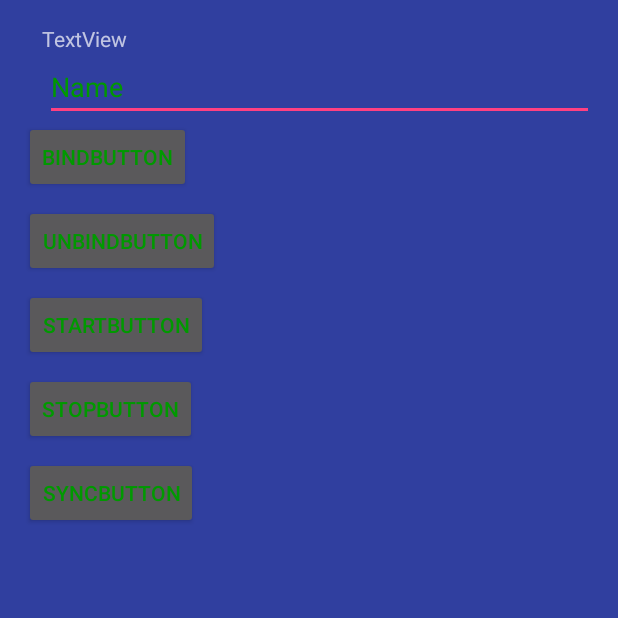
After one commit to Night-Kang/CustomProject, an Android app: the ServiceTestActivity screen opened directly, with no data from a screen before it, on a phone screen of 412 x 824 dp, the top half of it. The commit adds this screen. Run offline under Robolectric (Android 15) with nearby library versions, the phone set to English and light mode, and no system bars.

Commit message:
add something about service

```diff
--- /dev/null
+++ b/main/src/main/java/com/night/customproject/view/ServiceTestActivity.java
@@ -0,0 +1,111 @@
+package com.night.customproject.view;
+
+import android.content.ComponentName;
+import android.content.Context;
+import android.content.Intent;
+import android.content.ServiceConnection;
+import android.os.Bundle;
+import android.os.Handler;
+import android.os.IBinder;
+import android.os.Message;
+import android.support.v7.app.AppCompatActivity;
+import android.view.View;
+import android.widget.Button;
+import android.widget.EditText;
+import android.widget.TextView;
+
+import com.night.customproject.R;
+import com.night.customproject.service.TestService;
+
+public class ServiceTestActivity extends AppCompatActivity implements View.OnClickListener, ServiceConnection {
+
+    private TextView mTextView;
+    private EditText mEditView;
+
+    private Button mStartButton, mStopButton, mSyncButton, mBindButton, mUnbindButton;
+
+    private TestService.Binder bind = null;
+
+    @Override
+    protected void onCreate(Bundle savedInstanceState) {
+        super.onCreate(savedInstanceState);
+        setContentView(R.layout.activity_service_test);
+
+        mTextView = (TextView) findViewById(R.id.textView);
+        mEditView = (EditText) findViewById(R.id.editText);
+
+        mStartButton = (Button) findViewById(R.id.startButton);
+        mStartButton.setOnClickListener(this);
+
+        mStopButton = (Button) findViewById(R.id.stopButton);
+        mStopButton.setOnClickListener(this);
+
+        mBindButton = (Button) findViewById(R.id.bindButton);
+        mBindButton.setOnClickListener(this);
+
+        mUnbindButton = (Button) findViewById(R.id.unbindButon);
+        mUnbindButton.setOnClickListener(this);
+
+        mSyncButton = (Button) findViewById(R.id.syncButton);
+        mSyncButton.setOnClickListener(this);
+
+    }
+
+    @Override
+    public void onClick(View v) {
+        Intent intent = new Intent();
+        switch (v.getId()) {
+            case R.id.startButton:
+                intent.setClass(ServiceTestActivity.this, TestService.class);
+                intent.putExtra("data", mEditView.getText().toString());
+                startService(intent);
+                break;
+            case R.id.stopButton:
+                intent.setClass(ServiceTestActivity.this, TestService.class);
+                stopService(intent);
+                break;
+            case R.id.bindButton:
+                intent.setClass(ServiceTestActivity.this, TestService.class);
+                bindService(intent, this, Context.BIND_AUTO_CREATE);
+                break;
+            case R.id.unbindButon:
+                unbindService(this);
+                break;
+            case R.id.syncButton:
+                if (bind != null) {
+                    bind.setData(mEditView.getText().toString());
+                }
+                break;
+            default:
+                break;
+        }
+    }
+
+    @Override
+    public void onServiceConnected(ComponentName name, IBinder service) {
+        bind = (TestService.Binder) service;
+        bind.getService().setCallback(new TestService.Callback() {
+            @Override
+            public void onDataChange(String data) {
+                Message message = new Message();
+                Bundle bundle = new Bundle();
+                bundle.putString("data", data);
+                message.setData(bundle);
+                handler.sendMessage(message);
+            }
+        });
+    }
+
+    @Override
+    public void onServiceDisconnected(ComponentName name) {
+
+    }
+
+    private Handler handler = new Handler() {
+        @Override
+        public void handleMessage(Message msg) {
+            super.handleMessage(msg);
+            mTextView.setText(msg.getData().getString("data"));
+        }
+    };
+}
--- /dev/null
+++ b/main/src/main/res/layout/activity_service_test.xml
@@ -0,0 +1,73 @@
+<?xml version="1.0" encoding="utf-8"?>
+<RelativeLayout xmlns:android="http://schemas.android.com/apk/res/android"
+    xmlns:tools="http://schemas.android.com/tools"
+    android:id="@+id/activity_service_test"
+    android:layout_width="match_parent"
+    android:layout_height="match_parent"
+    android:background="@color/colorPrimaryDark"
+    android:paddingBottom="@dimen/activity_vertical_margin"
+    android:paddingLeft="@dimen/activity_horizontal_margin"
+    android:paddingRight="@dimen/activity_horizontal_margin"
+    android:paddingTop="@dimen/activity_vertical_margin"
+    tools:context="com.night.customproject.view.ServiceTestActivity">
+
+
+    <TextView
+        android:text="TextView"
+        android:layout_width="wrap_content"
+        android:layout_height="wrap_content"
+        android:layout_alignParentTop="true"
+        android:layout_marginLeft="12dp"
+        android:layout_marginStart="12dp"
+        android:id="@+id/textView" />
+
+    <EditText
+        android:layout_width="match_parent"
+        android:layout_height="wrap_content"
+        android:inputType="textPersonName"
+        android:text="Name"
+        android:layout_below="@+id/textView"
+        android:layout_marginLeft="14dp"
+        android:id="@+id/editText" />
+
+
+    <Button
+        android:text="bindButton"
+        android:layout_width="wrap_content"
+        android:layout_height="wrap_content"
+        android:layout_below="@+id/editText"
+        android:id="@+id/bindButton" />
+
+    <Button
+        android:text="unbindButton"
+        android:layout_width="wrap_content"
+        android:layout_height="wrap_content"
+        android:layout_below="@+id/bindButton"
+        android:layout_marginTop="8dp"
+        android:id="@+id/unbindButon" />
+
+    <Button
+        android:text="startButton"
+        android:layout_width="wrap_content"
+        android:layout_height="wrap_content"
+        android:layout_below="@+id/unbindButon"
+        android:layout_marginTop="8dp"
+        android:id="@+id/startButton" />
+
+    <Button
+        android:text="stopButton"
+        android:layout_width="wrap_content"
+        android:layout_height="wrap_content"
+        android:layout_below="@id/startButton"
+        android:id="@+id/stopButton"
+        android:layout_marginTop="8dp" />
+
+    <Button
+        android:text="syncButton"
+        android:layout_width="wrap_content"
+        android:layout_height="wrap_content"
+        android:layout_below="@id/stopButton"
+        android:id="@+id/syncButton"
+        android:layout_marginTop="8dp" />
+
+</RelativeLayout>
```
Also changed, not shown: main/src/main/AndroidManifest.xml (+11 -3 lines), main/src/main/java/com/night/customproject/MainActivity.java (+22 -4 lines), main/src/main/java/com/night/customproject/service/TestService.java (added, +89 -0 lines), main/src/main/res/layout/activity_main.xml (+21 -1 lines), 25 other files.
